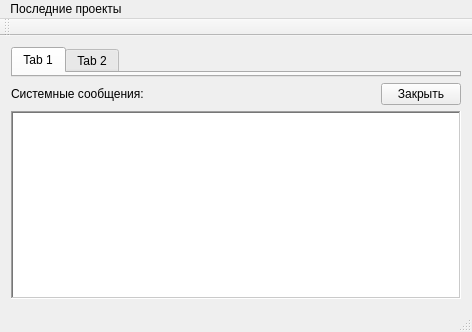
First picture: the form in mainwindow.ui, repository atikbif/relkonIDE, before the edit.
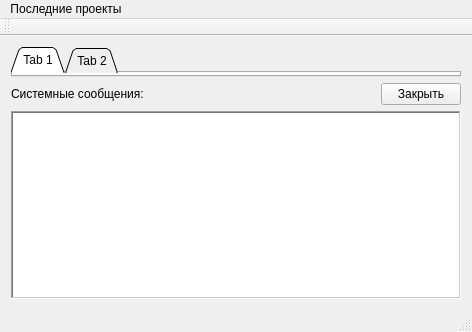
Second picture: the form after the edit. Icons and pictures are not drawn.

The edit to the form file:
```diff
--- a/mainwindow.ui
+++ b/mainwindow.ui
@@ -33,6 +33,9 @@
       <property name="tabPosition">
        <enum>QTabWidget::North</enum>
       </property>
+      <property name="tabShape">
+       <enum>QTabWidget::Triangular</enum>
+      </property>
       <property name="currentIndex">
        <number>0</number>
       </property>
```
